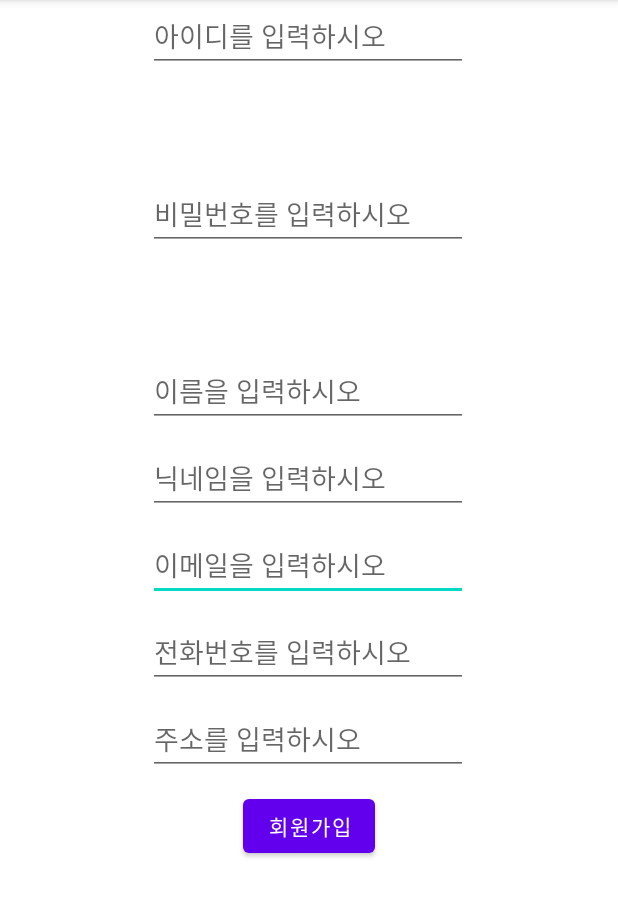
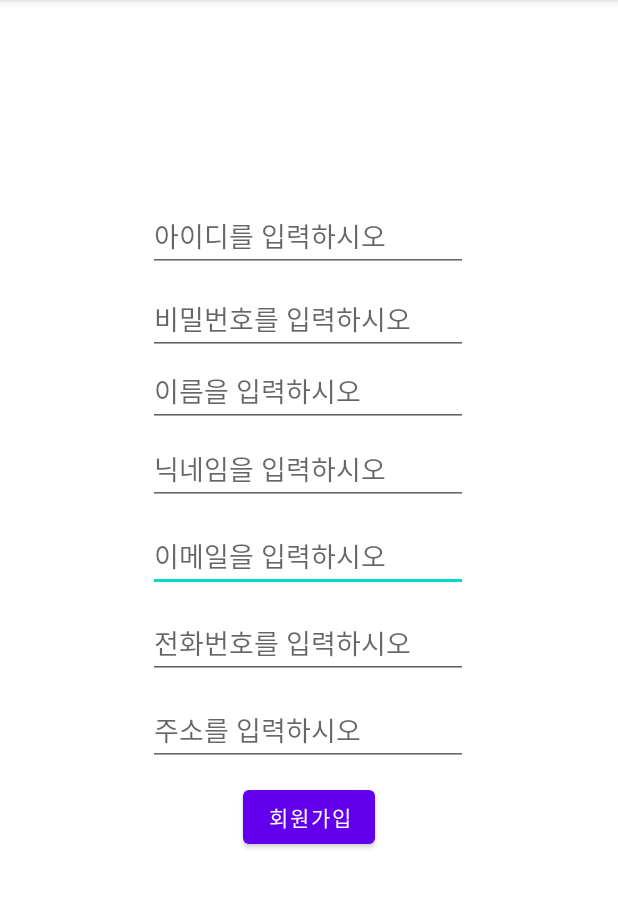
Before and after one commit to 2022-SMHRD-KDT-IoT-2/Um-Grade, an Android app: the UmbJoinActivity screen opened directly, with no data from a screen before it, on a phone screen of 412 x 824 dp, the part 84-1001 px from its top. Run offline under Robolectric (Android 15) with nearby library versions, the phone set to English and light mode, and no system bars; our stand-ins replace Volley; network calls fail.

Commit message:
안드로이드 카카오지도 사용하기 위해 디버그 토큰 발급 코드 추가 -기덕-

```diff
--- a/android/Umb_project/app/build.gradle
+++ b/android/Umb_project/app/build.gradle
@@ -32,7 +32,7 @@ android {
 
             include 'x86', 'x86_64', 'armeabi-v7a', 'armeabi'
 
-            universalApk false
+            universalApk true
 
         }
 
@@ -57,7 +57,7 @@ dependencies {
     implementation 'androidx.constraintlayout:constraintlayout:2.1.3'
     implementation fileTree(include: ['*.jar'], dir: 'libs')
     implementation files('libs/libDaumMapAndroid.jar')
-    implementation files('C:/Users/smhrd/Desktop/Um_project/android/Umb_project/app/libs/llibDaumMapEngineApi.jar')
+    implementation files('libs/llibDaumMapEngineApi.jar')
     testImplementation 'junit:junit:4.13.2'
     androidTestImplementation 'androidx.test.ext:junit:1.1.3'
     androidTestImplementation 'androidx.test.espresso:espresso-core:3.4.0'
--- a/android/Umb_project/app/src/main/java/com/example/umb_project/UmbJoinActivity.java
+++ b/android/Umb_project/app/src/main/java/com/example/umb_project/UmbJoinActivity.java
@@ -51,7 +51,7 @@ public class UmbJoinActivity extends AppCompatActivity {
             public void onClick(View view) {
 
                 int method = Request.Method.POST;
-                String server_url = "http://192.168.88.1:8081/myapp/Join";
+                String server_url = "http://192.168.137.1:8081/myapp/Join";
 
                 request = new StringRequest(
                         method,
--- a/android/Umb_project/app/src/main/java/com/example/umb_project/UmbLoginActivity.java
+++ b/android/Umb_project/app/src/main/java/com/example/umb_project/UmbLoginActivity.java
@@ -61,7 +61,7 @@ public class UmbLoginActivity extends AppCompatActivity {
             @Override
             public void onClick(View view) {
                 int method = Request.Method.POST;
-                String server_url = "http://192.168.88.1:8081/myapp/Login";
+                String server_url = "http://172.30.1.55:8081/myapp/Login";
 
                 request = new StringRequest(
                         method,
--- a/android/Umb_project/app/src/main/res/layout/activity_umb_join.xml
+++ b/android/Umb_project/app/src/main/res/layout/activity_umb_join.xml
@@ -57,11 +57,12 @@
         android:id="@+id/edtJoinNick"
         android:layout_width="wrap_content"
         android:layout_height="wrap_content"
-        android:layout_marginTop="10dp"
+        android:layout_marginTop="4dp"
         android:ems="10"
         android:hint="@string/edtJoinNick_hint"
         android:inputType="textPersonName"
         app:layout_constraintEnd_toEndOf="@+id/edtJoinName"
+        app:layout_constraintHorizontal_bias="0.0"
         app:layout_constraintStart_toStartOf="@+id/edtJoinName"
         app:layout_constraintTop_toBottomOf="@+id/edtJoinName" />
 
@@ -90,16 +91,21 @@
         app:layout_constraintEnd_toEndOf="@+id/edtJoinName"
         app:layout_constraintHorizontal_bias="0.0"
         app:layout_constraintStart_toStartOf="@+id/edtJoinName"
-        app:layout_constraintTop_toBottomOf="@+id/edtJoinId" />
+        app:layout_constraintTop_toBottomOf="@+id/edtJoinId"
+        app:layout_constraintVertical_bias="1.0" />
 
     <EditText
         android:id="@+id/edtJoinId"
         android:layout_width="wrap_content"
         android:layout_height="wrap_content"
+        android:layout_marginTop="52dp"
         android:ems="10"
         android:hint="@string/edtJoinId_hint"
         android:inputType="textPersonName"
-        app:layout_constraintEnd_toEndOf="@+id/edtJoinName"
-        app:layout_constraintStart_toStartOf="@+id/edtJoinName"
-        tools:layout_editor_absoluteY="115dp" />
+        app:layout_constraintBottom_toTopOf="@+id/edtJoinName"
+        app:layout_constraintEnd_toEndOf="parent"
+        app:layout_constraintHorizontal_bias="0.497"
+        app:layout_constraintStart_toStartOf="parent"
+        app:layout_constraintTop_toTopOf="parent"
+        app:layout_constraintVertical_bias="0.596" />
 </androidx.constraintlayout.widget.ConstraintLayout>
--- a/android/Umb_project/app/src/main/res/layout/activity_umb_main.xml
+++ b/android/Umb_project/app/src/main/res/layout/activity_umb_main.xml
@@ -8,7 +8,7 @@
     tools:context=".UmbMainActivity">
 
     <androidx.constraintlayout.widget.ConstraintLayout
-        android:id="@+id/mapView"
+        android:id="@+id/map_View"
         android:layout_width="0dp"
         android:layout_height="0dp"
         app:layout_constraintBottom_toTopOf="@+id/guideline6"
--- /dev/null
+++ b/android/Umb_project/app/src/main/res/xml/network_security_config.xml
@@ -0,0 +1,6 @@
+<?xml version="1.0" encoding="utf-8"?>
+<network-security-config>
+    <domain-config cleartextTrafficPermitted="true">
+        <domain includeSubdomains="true">maps.daum-img.net</domain>
+    </domain-config>
+</network-security-config>
```
Also changed, not shown: android/Umb_project/app/src/main/AndroidManifest.xml (+5 -3 lines), android/Umb_project/app/src/main/java/com/example/umb_project/UmbMainActivity.java (+118 -11 lines).
